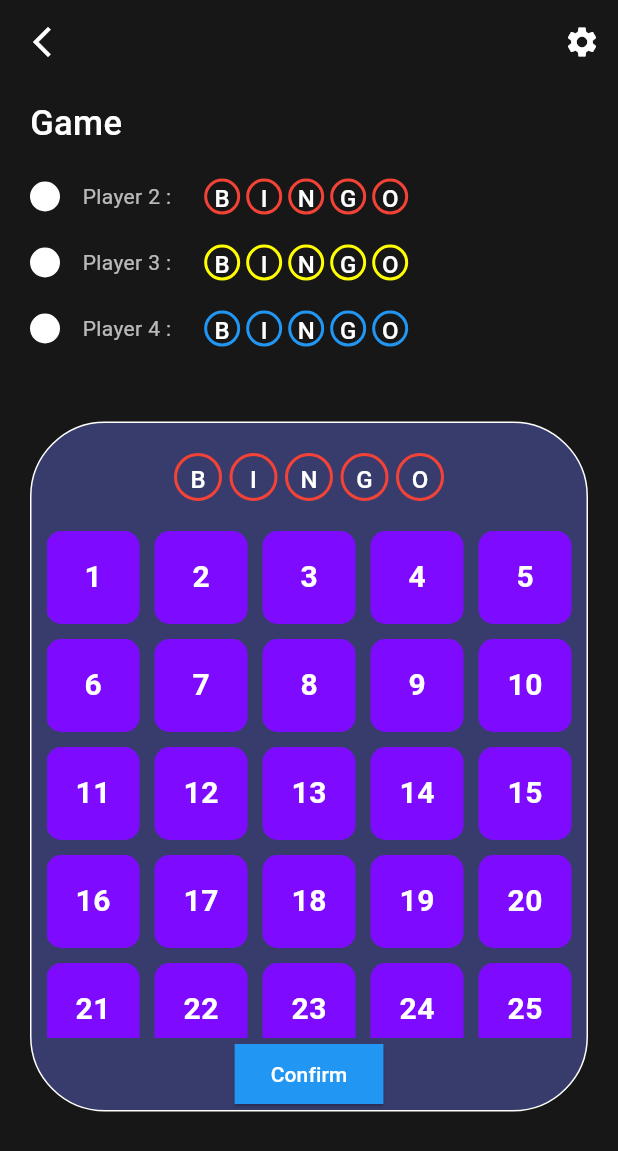
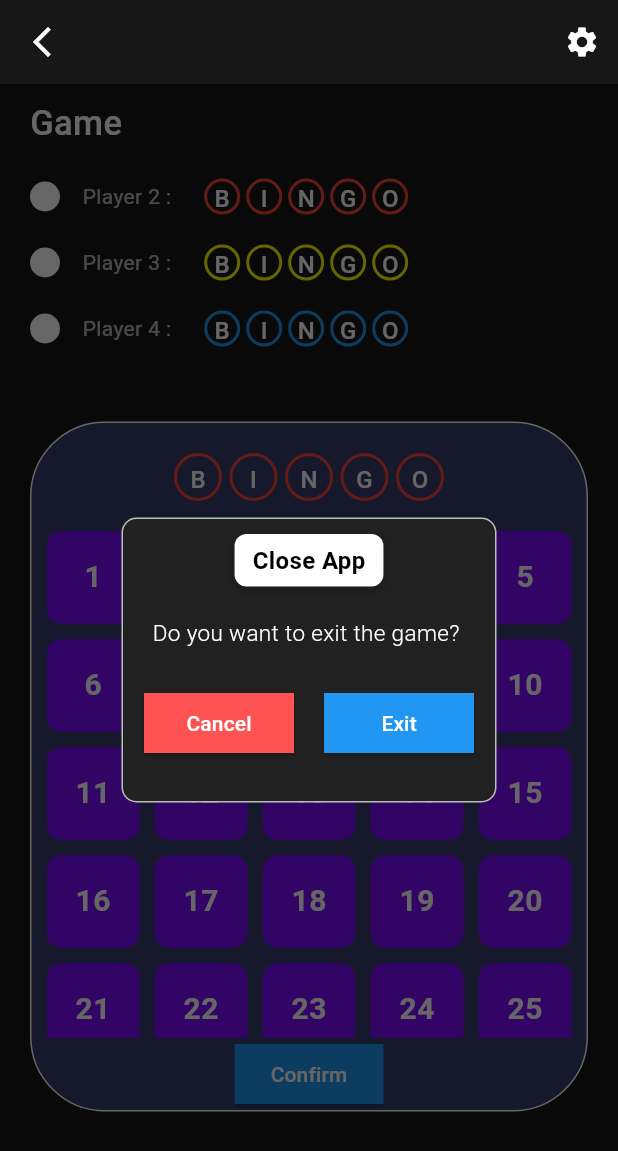
Before and after one commit to nithish25kumar/bingo-game-app, a Flutter app: the Game screen opened directly, after a tap on the "settings" icon, on a phone screen of 412 x 824 dp. Shown: the top 1151 px of the screen. Run offline on Flutter 3.47's test engine with Material 3 defaults, Android fonts, the light colour scheme and no system bars.

Commit message:
feat : Added exit and cancel btn in  the settings icon in game screen

```diff
--- a/lib/repositary/screens/playersplayarea/game.dart
+++ b/lib/repositary/screens/playersplayarea/game.dart
@@ -3,6 +3,7 @@ import 'package:bingo/repositary/screens/widgets/uihelper.dart';
 import 'package:flutter/material.dart';
 
 import '../card/win_or_lose/finishcard.dart';
+import '../splashpage/splashscreen.dart';
 
 class Game extends StatefulWidget {
   const Game({super.key});
@@ -14,6 +15,7 @@ class Game extends StatefulWidget {
 class _GameState extends State<Game> {
   List<int> numbers = List.generate(25, (index) => index + 1);
   bool showResult = false;
+  bool showexit = false;
   @override
   Widget build(BuildContext context) {
     return Scaffold(
@@ -31,7 +33,13 @@ class _GameState extends State<Game> {
             )),
         actions: [
           IconButton(
-              onPressed: () {},
+              onPressed: () {
+                setState(() {
+                  setState(() {
+                    showexit = true;
+                  });
+                });
+              },
               icon: Icon(
                 Icons.settings,
                 color: Colors.white,
@@ -218,6 +226,107 @@ class _GameState extends State<Game> {
             ],
           ),
         ),
+        if (showexit)
+          Positioned.fill(
+              child: Container(
+            color: Colors.black.withOpacity(0.6),
+            child: Center(
+              child: Container(
+                height: 190,
+                width: 250,
+                decoration: BoxDecoration(
+                    color: Colors.grey.shade900,
+                    borderRadius: BorderRadius.circular(10),
+                    border: Border.all(color: Colors.white70)),
+                child: Column(
+                  children: [
+                    SizedBox(
+                      height: 10,
+                    ),
+                    Container(
+                      padding:
+                          EdgeInsets.symmetric(horizontal: 12, vertical: 6),
+                      decoration: BoxDecoration(
+                        color: Colors.white,
+                        borderRadius: BorderRadius.circular(8),
+                        boxShadow: [
+                          BoxShadow(
+                            color: Colors.black26,
+                            blurRadius: 4,
+                            offset: Offset(0, 2),
+                          )
+                        ],
+                      ),
+                      child: Text(
+                        "Close App",
+                        style: TextStyle(
+                          color: Colors.black,
+                          fontWeight: FontWeight.bold,
+                          fontSize: 16,
+                        ),
+                      ),
+                    ),
+                    SizedBox(
+                      height: 20,
+                    ),
+                    Text(
+                      "Do you want to exit the game? ",
+                      style: TextStyle(
+                          fontSize: 15,
+                          color: Colors.white,
+                          fontWeight: FontWeight.w300),
+                    ),
+                    SizedBox(
+                      height: 30,
+                    ),
+                    Row(
+                      mainAxisAlignment: MainAxisAlignment.center,
+                      children: [
+                        SizedBox(
+                          height: 40,
+                          width: 100,
+                          child: ElevatedButton(
+                              onPressed: () {
+                                setState(() {
+                                  showexit = false;
+                                });
+                              },
+                              child: Text("Cancel"),
+                              style: ElevatedButton.styleFrom(
+                                shape: RoundedRectangleBorder(
+                                    borderRadius: BorderRadius.circular(0)),
+                                backgroundColor: Colors.redAccent,
+                                foregroundColor: Colors.white,
+                              )),
+                        ),
+                        SizedBox(
+                          width: 20,
+                        ),
+                        SizedBox(
+                          height: 40,
+                          width: 100,
+                          child: ElevatedButton(
+                              onPressed: () {
+                                Navigator.pushReplacement(
+                                    context,
+                                    MaterialPageRoute(
+                                        builder: (_) => Splashscreen()));
+                              },
+                              child: Text("Exit"),
+                              style: ElevatedButton.styleFrom(
+                                shape: RoundedRectangleBorder(
+                                    borderRadius: BorderRadius.circular(0)),
+                                backgroundColor: Colors.blue,
+                                foregroundColor: Colors.white,
+                              )),
+                        ),
+                      ],
+                    )
+                  ],
+                ),
+              ),
+            ),
+          )),
         if (showResult)
           Positioned.fill(
               child: Container(
@@ -289,7 +398,6 @@ class _GameState extends State<Game> {
     );
   }
 
-  // 🔹 Player Row (with BINGO)
   Widget _buildPlayerRow(String name, Color color) {
     return Row(
       children: [
```
